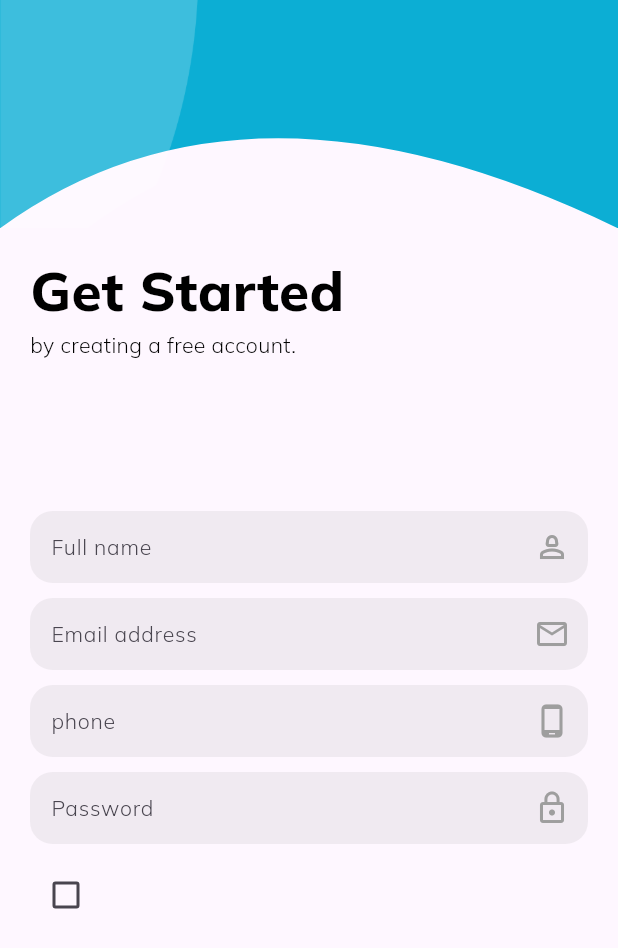
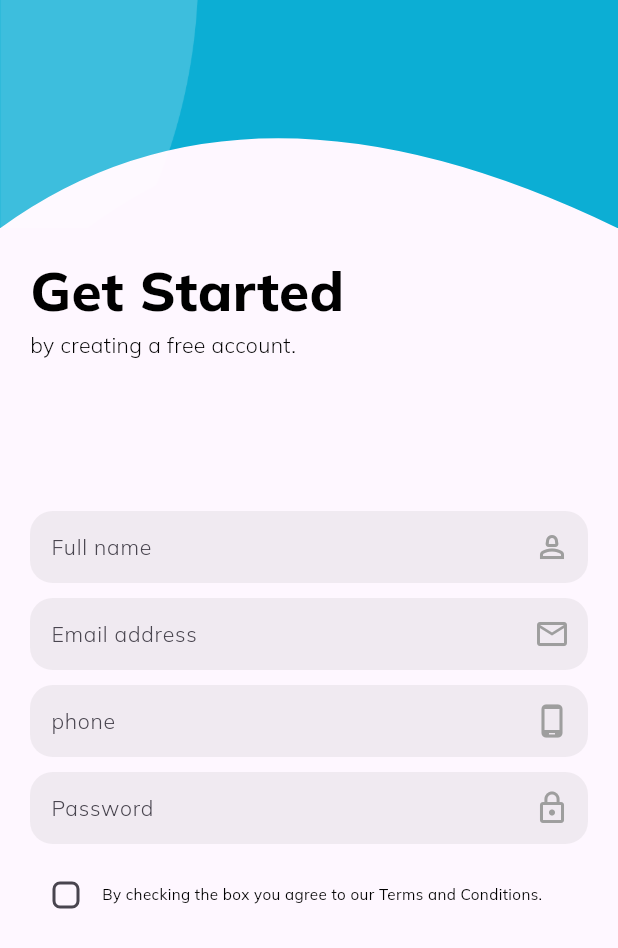
Before and after one commit to fares1908/-speaking_fingers, a Flutter app: the screen it shows after launch, on a phone screen of 412 x 824 dp. Shown: the top 948 px of the screen. Run offline on Flutter 3.47's test engine with Material 3 defaults, Android fonts, the phone set to English and light mode, and no system bars; our stand-ins replace flutter_screenutil.

Commit message:
Update siginup_screen.dart
add row after password

```diff
--- a/lib/features/auth/sign_in/ui/screens/siginup_screen.dart
+++ b/lib/features/auth/sign_in/ui/screens/siginup_screen.dart
@@ -88,12 +88,26 @@ class SignupScreen extends StatelessWidget {
                     height: 10,
                   ),
                   Row(
+                    crossAxisAlignment: CrossAxisAlignment.center,
+                    mainAxisAlignment: MainAxisAlignment.center,
                     children: [
                       Checkbox(
+
+                       shape: RoundedRectangleBorder(
+                         borderRadius: BorderRadius.circular(5),
+
+                       ),
                           value: false
                           , onChanged: (value) {
 
                           },
+
+                      ),
+                      Expanded(
+                        child: Text(
+                          'By checking the box you agree to our Terms and Conditions.',
+                          style: TextStyles.font10BlackRegular,
+                        ),
                       )
 
                     ],
```
